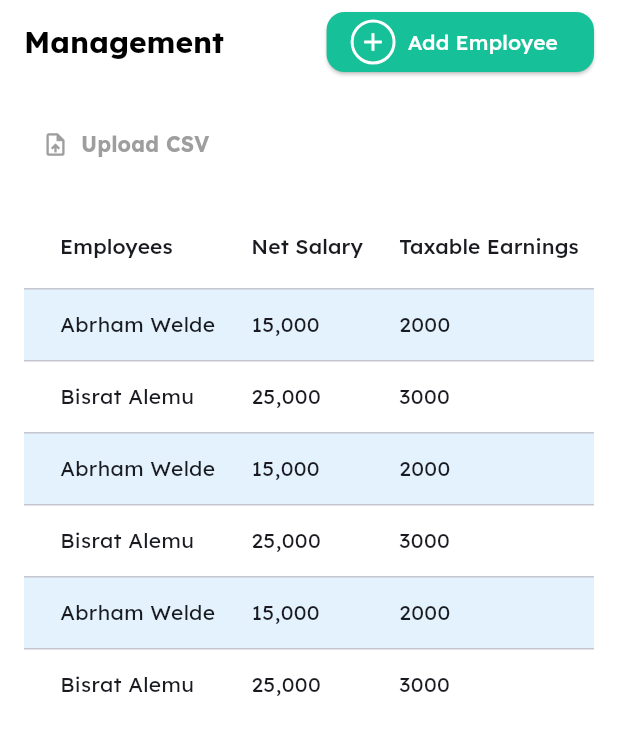
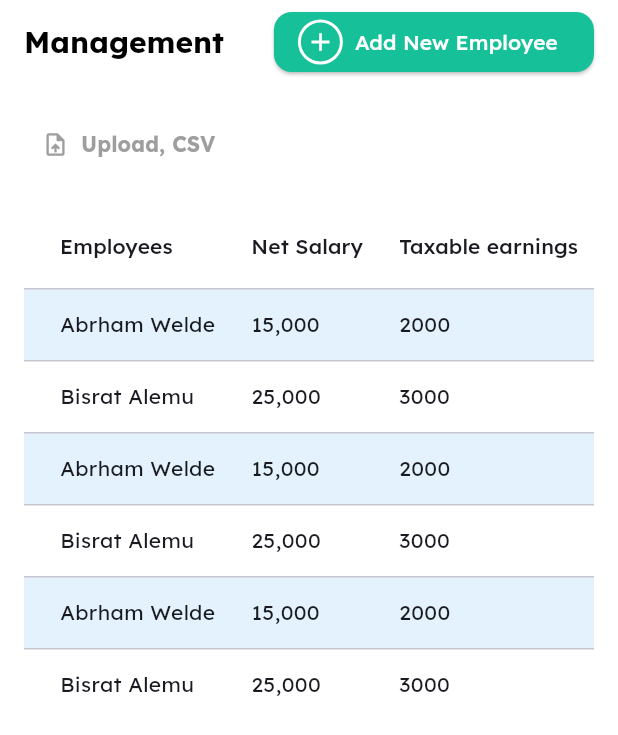
Before and after one commit to sammysamuti/demoz, a Flutter app: the ManagementPage screen opened by its route, on a phone screen of 412 x 824 dp. Shown: the top 735 px of the screen. Run offline on Flutter 3.47's test engine with Material 3 defaults, Android fonts, the phone set to English and light mode, and no system bars; our stand-ins replace file_picker, fl_chart, flutter_screenutil, get, get_storage, pdf and 1 more; accounts and stored records are empty; generated files the repository leaves out were written again.

Commit message:
Added: app localization done

```diff
--- a/lib/l10n/app_en.arb
+++ b/lib/l10n/app_en.arb
@@ -62,10 +62,8 @@
     "bisrate":"Bisrate",
     "girum":"Girum",
     "molla":"Molla",
-    "here":"Here",
     "add":"add",
     "your":"your",
-    "employee":"employee",
     "and":"and",
     "start":"start",
     "calculating":"calculating",
@@ -98,5 +96,14 @@
     "companyBank":"Company bank",
     "bankAccountNumber":"Bank account number",
     "submit":"Submit",
-    "approval":"approval"
+    "approval":"approval",
+    "addNewEmployee":"Add New Employee",
+    "addEmployee":"Add Employee",
+    "netSalary": "Net Salary",
+    "employeesPerformance": "Employee Performance",
+    "addNew": "Add New",
+    "employeeAddress": "Employee Address",
+    "here": "Here you add your new employee and start calculating his tax and salary",
+    "fielderror": "This field is required",
+    "changeapplanguage": "Change app language"
     }
--- a/lib/views/pages/payroll_manage_page.dart
+++ b/lib/views/pages/payroll_manage_page.dart
@@ -4,6 +4,7 @@ import 'package:pdf/pdf.dart';
 import 'package:pdf/widgets.dart' as pw;
 import 'package:printing/printing.dart';
 import 'package:get/get.dart';
+import 'package:flutter_gen/gen_l10n/app_localizations.dart';
 
 class ManagementPage extends StatelessWidget {
   static String route = 'management-page';
@@ -20,7 +21,7 @@ class ManagementPage extends StatelessWidget {
           children: [
             Expanded(
               child: Text(
-                'Management',
+                AppLocalizations.of(context)!.management,
                 style: TextStyle(
                   color: Colors.black,
                   fontSize: MediaQuery.of(context).size.width > 600 ? 24 : 20,
@@ -52,7 +53,7 @@ class ManagementPage extends StatelessWidget {
                 ),
               ),
               label: Text(
-                'Add Employee',
+                AppLocalizations.of(context)!.addNewEmployee,
                 style: TextStyle(color: Colors.white),
               ),
               style: ElevatedButton.styleFrom(
@@ -90,7 +91,7 @@ class ManagementPage extends StatelessWidget {
               },
               icon: Icon(Icons.upload_file, color: Colors.grey),
               label: Text(
-                'Upload CSV',
+                '${AppLocalizations.of(context)!.upload}, CSV',
                 style: TextStyle(
                   color: Colors.grey,
                   fontWeight: FontWeight.bold,
@@ -98,14 +99,14 @@ class ManagementPage extends StatelessWidget {
               ),
             ),
             SizedBox(height: 16),
-            _buildTable(),
+            _buildTable(context), // Pass context here
           ],
         ),
       ),
     );
   }
 
-  Widget _buildTable() {
+  Widget _buildTable(BuildContext context) {
     return Expanded(
       child: SingleChildScrollView(
         scrollDirection: Axis.horizontal,
@@ -113,11 +114,31 @@ class ManagementPage extends StatelessWidget {
           child: DataTable(
             columnSpacing: 24.0,
             columns: [
-              DataColumn(label: Text('Employees')),
-              DataColumn(label: Text('Net Salary')),
-              DataColumn(label: Text('Taxable Earnings')),
-              DataColumn(label: Text('Income Tax')),
-              DataColumn(label: Text('Pension Tax')),
+              DataColumn(
+                label: Text(
+                  AppLocalizations.of(context)!.employees,
+                ),
+              ),
+              DataColumn(
+                label: Text(
+                  AppLocalizations.of(context)!.netSalary,
+                ),
+              ),
+              DataColumn(
+                label: Text(
+                  AppLocalizations.of(context)!.taxableEarnings,
+                ),
+              ),
+              DataColumn(
+                label: Text(
+                  '${AppLocalizations.of(context)!.income} ${AppLocalizations.of(context)!.tax}',
+                ),
+              ),
+              DataColumn(
+                label: Text(
+                  '${AppLocalizations.of(context)!.pension} ${AppLocalizations.of(context)!.tax}',
+                ),
+              ),
             ],
             rows: List<DataRow>.generate(
               6,
@@ -145,6 +166,14 @@ class ManagementPage extends StatelessWidget {
   }
 
   void _generatePDF(BuildContext context) async {
+    final employees = AppLocalizations.of(context)!.employees;
+    final netSalary = AppLocalizations.of(context)!.netSalary;
+    final taxableEarnings = AppLocalizations.of(context)!.taxableEarnings;
+    final incomeTax =
+        '${AppLocalizations.of(context)!.income} ${AppLocalizations.of(context)!.tax}';
+    final pensionTax =
+        '${AppLocalizations.of(context)!.pension} ${AppLocalizations.of(context)!.tax}';
+
     final pdf = pw.Document();
 
     pdf.addPage(
@@ -153,11 +182,11 @@ class ManagementPage extends StatelessWidget {
           return pw.Table.fromTextArray(
             data: <List<String>>[
               <String>[
-                'Employees',
-                'Net Salary',
-                'Taxable Earnings',
-                'Income Tax',
-                'Pension Tax'
+                employees,
+                netSalary,
+                taxableEarnings,
+                incomeTax,
+                pensionTax,
               ],
               ...List.generate(
                   6,
--- a/lib/views/pages/settings_page.dart
+++ b/lib/views/pages/settings_page.dart
@@ -1,6 +1,6 @@
 import 'package:flutter/material.dart';
 import 'package:get/get.dart';
-
+import 'package:flutter_gen/gen_l10n/app_localizations.dart';
 class SettingsPage extends StatelessWidget {
   const SettingsPage({super.key});
 static String route = 'setting-page';
@@ -15,8 +15,8 @@ static String route = 'setting-page';
         padding: const EdgeInsets.all(20),
         children: [
           ListTile(
-            title: const Text('Language'),
-            subtitle: const Text('Change app language'),
+            title:  Text(AppLocalizations.of(context)!.language),
+            subtitle:  Text(AppLocalizations.of(context)!.changeapplanguage),
             trailing: const Icon(Icons.arrow_forward_ios),
             onTap: () {
               Get.toNamed('language-page');
```
Also changed, not shown: lib/l10n/app_am.arb (+11 -3 lines), lib/views/pages/add_employee.dart (+30 -25 lines), lib/views/pages/home_page.dart (+32 -17 lines), lib/views/pages/profile_page.dart (+16 -12 lines).
